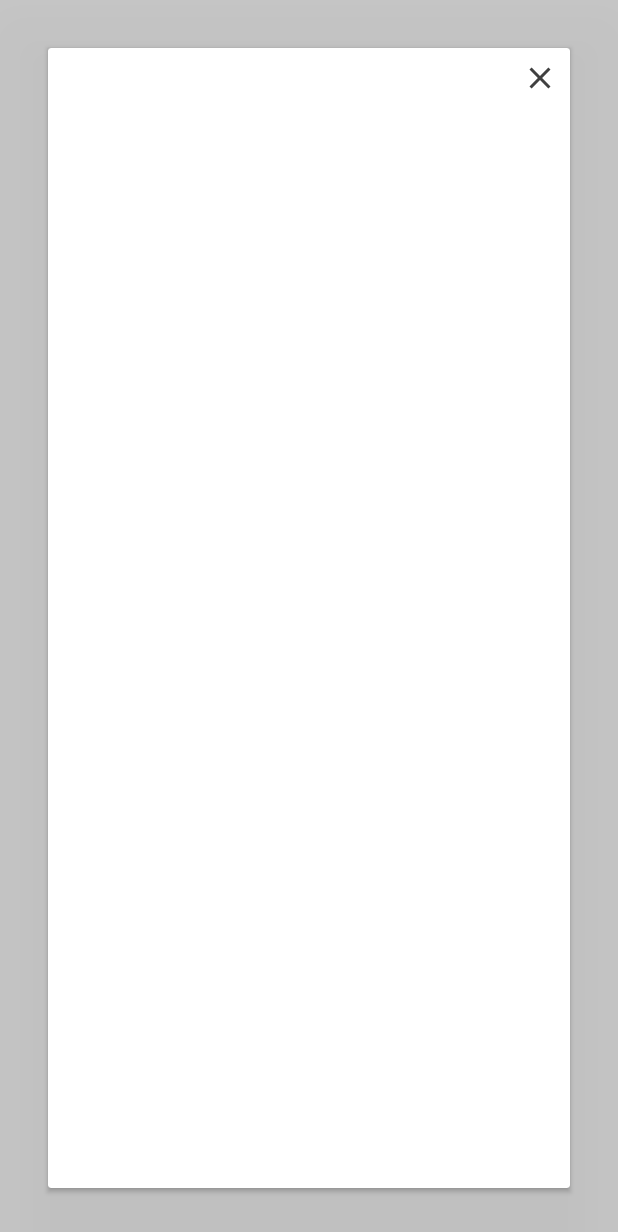
After one commit to devindi/mapwall, an Android app: the layout map_source_screen.xml on its own in the app's theme, with its tools: preview values and no code run, on a phone screen of 412 x 824 dp. The commit adds this screen. Shown: the top 1232 px of the screen. Run offline under Robolectric (Android 15) with nearby library versions, the phone set to English and light mode, and no system bars.

Commit message:
[WIP] Stash

```diff
--- a/app/build.gradle
+++ b/app/build.gradle
@@ -18,6 +18,7 @@ android {
     compileSdkVersion 26
     defaultConfig {
         applicationId "com.devindi.wallpaper"
+        vectorDrawables.useSupportLibrary = true
         minSdkVersion 16
         targetSdkVersion 26
         versionCode 1
@@ -61,6 +62,7 @@ dependencies {
     implementation 'com.android.support.constraint:constraint-layout:1.1.0'
     implementation 'com.android.support:cardview-v7:26.1.0'
     implementation 'com.android.support:recyclerview-v7:26.1.0'
+    implementation 'com.android.support:design:26.1.0'
 }
 
 def resolveProperty(String key) {
--- /dev/null
+++ b/app/src/main/java/com/devindi/wallpaper/misc/class MapSource.kt
@@ -0,0 +1,3 @@
+package com.devindi.wallpaper.misc
+
+data class MapSource(val id: String, val title: String)
--- /dev/null
+++ b/app/src/main/res/drawable/ic_close.xml
@@ -0,0 +1,5 @@
+<vector android:height="24dp" android:tint="#404040"
+    android:viewportHeight="24.0" android:viewportWidth="24.0"
+    android:width="24dp" xmlns:android="http://schemas.android.com/apk/res/android">
+    <path android:fillColor="#FF000000" android:pathData="M19,6.41L17.59,5 12,10.59 6.41,5 5,6.41 10.59,12 5,17.59 6.41,19 12,13.41 17.59,19 19,17.59 13.41,12z"/>
+</vector>
--- /dev/null
+++ b/app/src/main/res/layout/map_source_screen.xml
@@ -0,0 +1,33 @@
+<?xml version="1.0" encoding="utf-8"?>
+<FrameLayout xmlns:android="http://schemas.android.com/apk/res/android"
+    xmlns:app="http://schemas.android.com/apk/res-auto"
+    android:layout_width="match_parent"
+    android:layout_height="match_parent"
+    android:elevation="32dp"
+    android:clickable="true"
+    android:background="#33000000">
+
+    <android.support.v7.widget.CardView
+        android:layout_width="match_parent"
+        android:layout_height="match_parent"
+        android:layout_margin="32dp">
+
+        <android.support.v7.widget.RecyclerView
+            android:layout_width="match_parent"
+            android:layout_height="match_parent"
+            android:padding="16dp"
+            android:clipToPadding="false"
+            android:id="@+id/list" />
+
+        <ImageView
+            android:layout_width="wrap_content"
+            android:layout_height="wrap_content"
+            app:srcCompat="@drawable/ic_close"
+            android:layout_gravity="end"
+            android:padding="8dp"
+            android:id="@+id/btn_close" />
+
+    </android.support.v7.widget.CardView>
+
+
+</FrameLayout>
```
Also changed, not shown: app/src/main/java/com/devindi/wallpaper/App.kt (+6 -5 lines), app/src/main/java/com/devindi/wallpaper/home/HomeController.kt (+15 -22 lines), app/src/main/java/com/devindi/wallpaper/misc/Config.kt (added, +11 -0 lines), app/src/main/java/com/devindi/wallpaper/misc/ConfigManager.kt (added, +13 -0 lines), app/src/main/java/com/devindi/wallpaper/misc/ConstLiveData.kt (added, +12 -0 lines), app/src/main/java/com/devindi/wallpaper/misc/SettingsRepo.kt (+22 -1 lines), app/src/main/java/com/devindi/wallpaper/misc/TileSourceSerializer.kt (added, +14 -0 lines), app/src/main/java/com/devindi/wallpaper/source/MapSourceController.kt (added, +52 -0 lines), app/src/main/java/com/devindi/wallpaper/source/MapSourceViewModel.kt (added, +23 -0 lines), app/src/main/java/com/devindi/wallpaper/source/SourcesAdapter.kt (added, +65 -0 lines), app/src/main/res/drawable/ic_map_style.xml (added, +9 -0 lines), app/src/main/res/layout/home_screen.xml (+45 -19 lines), app/src/main/res/layout/map_source_item.xml (added, +20 -0 lines).
